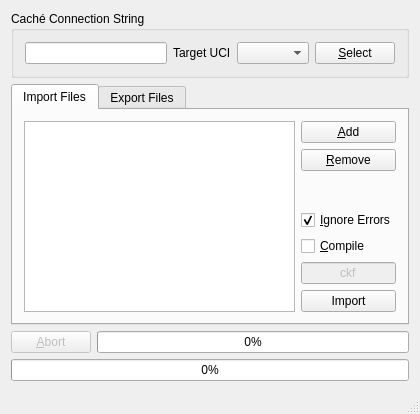
This is QtCacheTool/mainwindow.ui in entwickler42/QtCache as Qt 5 draws it before an edit. The edited form follows.
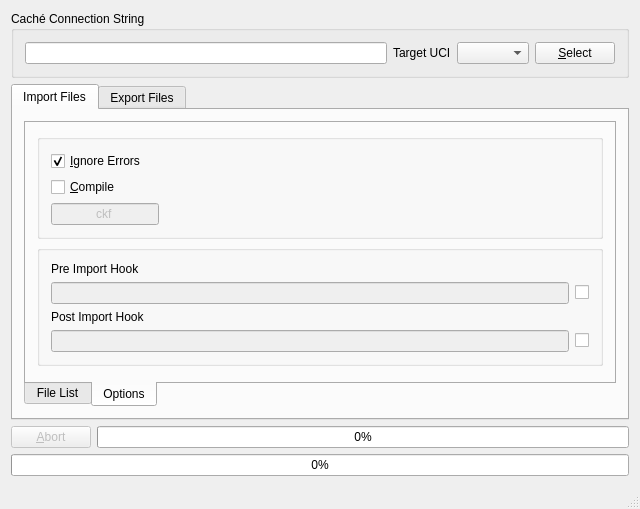
This is the edited form. The open tabs and pages were chosen to show the change. Icons and pictures are not drawn.

Commit message: separated tab for import options and added controls for the pre/post import hooks

Patch:
```diff
--- a/QtCacheTool/mainwindow.ui
+++ b/QtCacheTool/mainwindow.ui
@@ -6,8 +6,8 @@
    <rect>
     <x>0</x>
     <y>0</y>
-    <width>420</width>
-    <height>400</height>
+    <width>640</width>
+    <height>480</height>
    </rect>
   </property>
   <property name="windowTitle">
@@ -65,6 +65,19 @@
        <attribute name="title">
         <string>Import Files</string>
        </attribute>
+       <layout class="QVBoxLayout" name="verticalLayout_8">
+        <item>
+         <widget class="QTabWidget" name="tabWidget_2">
+          <property name="tabPosition">
+           <enum>QTabWidget::South</enum>
+          </property>
+          <property name="currentIndex">
+           <number>0</number>
+          </property>
+          <widget class="QWidget" name="tab">
+           <attribute name="title">
+            <string>File List</string>
+           </attribute>
        <layout class="QHBoxLayout" name="horizontalLayout_2">
         <item>
          <widget class="QListWidget" name="listWidget">
@@ -115,6 +128,40 @@
            </spacer>
           </item>
           <item>
+               <widget class="QPushButton" name="importFiles">
+                <property name="sizePolicy">
+                 <sizepolicy hsizetype="Minimum" vsizetype="Fixed">
+                  <horstretch>0</horstretch>
+                  <verstretch>0</verstretch>
+                 </sizepolicy>
+                </property>
+                <property name="minimumSize">
+                 <size>
+                  <width>0</width>
+                  <height>46</height>
+                 </size>
+                </property>
+                <property name="text">
+                 <string>Import</string>
+                </property>
+               </widget>
+              </item>
+             </layout>
+            </item>
+           </layout>
+          </widget>
+          <widget class="QWidget" name="tab_2">
+           <attribute name="title">
+            <string>Options</string>
+           </attribute>
+           <layout class="QVBoxLayout" name="verticalLayout_9">
+            <item>
+             <widget class="QGroupBox" name="groupBox_4">
+              <property name="title">
+               <string/>
+              </property>
+              <layout class="QVBoxLayout" name="verticalLayout_10">
+               <item>
            <widget class="QCheckBox" name="ignoreImportErrors">
             <property name="text">
              <string>&amp;Ignore Errors</string>
@@ -132,12 +179,14 @@
            </widget>
           </item>
           <item>
+                <layout class="QHBoxLayout" name="horizontalLayout_9">
+                 <item>
            <widget class="QLineEdit" name="qspec">
             <property name="enabled">
              <bool>false</bool>
             </property>
             <property name="sizePolicy">
-             <sizepolicy hsizetype="Ignored" vsizetype="Fixed">
+                    <sizepolicy hsizetype="Fixed" vsizetype="Fixed">
               <horstretch>0</horstretch>
               <verstretch>0</verstretch>
              </sizepolicy>
@@ -151,13 +200,98 @@
            </widget>
           </item>
           <item>
-           <widget class="QPushButton" name="importFiles">
+                  <spacer name="horizontalSpacer">
+                   <property name="orientation">
+                    <enum>Qt::Horizontal</enum>
+                   </property>
+                   <property name="sizeHint" stdset="0">
+                    <size>
+                     <width>40</width>
+                     <height>20</height>
+                    </size>
+                   </property>
+                  </spacer>
+                 </item>
+                </layout>
+               </item>
+              </layout>
+             </widget>
+            </item>
+            <item>
+             <widget class="QGroupBox" name="groupBox_3">
+              <property name="title">
+               <string/>
+              </property>
+              <layout class="QVBoxLayout" name="verticalLayout_5">
+               <item>
+                <widget class="QLabel" name="label">
             <property name="text">
-             <string>Import</string>
+                  <string>Pre Import Hook</string>
             </property>
            </widget>
           </item>
-         </layout>
+               <item>
+                <layout class="QHBoxLayout" name="horizontalLayout_7">
+                 <item>
+                  <widget class="QLineEdit" name="preImportHook">
+                   <property name="enabled">
+                    <bool>false</bool>
+                   </property>
+                  </widget>
+                 </item>
+                 <item>
+                  <widget class="QCheckBox" name="enablePreImportHook">
+                   <property name="text">
+                    <string/>
+                   </property>
+                  </widget>
+                 </item>
+                </layout>
+               </item>
+               <item>
+                <widget class="QLabel" name="label_2">
+                 <property name="text">
+                  <string>Post Import Hook</string>
+                 </property>
+                </widget>
+               </item>
+               <item>
+                <layout class="QHBoxLayout" name="horizontalLayout_8">
+                 <item>
+                  <widget class="QLineEdit" name="postImportHook">
+                   <property name="enabled">
+                    <bool>false</bool>
+                   </property>
+                  </widget>
+                 </item>
+                 <item>
+                  <widget class="QCheckBox" name="enablePostImportHook">
+                   <property name="text">
+                    <string/>
+                   </property>
+                  </widget>
+                 </item>
+                </layout>
+               </item>
+              </layout>
+             </widget>
+            </item>
+            <item>
+             <spacer name="verticalSpacer_3">
+              <property name="orientation">
+               <enum>Qt::Vertical</enum>
+              </property>
+              <property name="sizeHint" stdset="0">
+               <size>
+                <width>20</width>
+                <height>2</height>
+               </size>
+              </property>
+             </spacer>
+            </item>
+           </layout>
+          </widget>
+         </widget>
         </item>
        </layout>
       </widget>
@@ -165,7 +299,7 @@
        <attribute name="title">
         <string>Export Files</string>
        </attribute>
-       <layout class="QVBoxLayout" name="verticalLayout_8">
+       <layout class="QVBoxLayout" name="verticalLayout_6">
         <item>
          <layout class="QVBoxLayout" name="verticalLayout_7">
           <item>
@@ -207,88 +341,6 @@
            <string/>
           </property>
           <layout class="QVBoxLayout" name="verticalLayout_4">
-           <item>
-            <layout class="QHBoxLayout" name="horizontalLayout_4">
-             <property name="spacing">
-              <number>0</number>
-             </property>
-             <item>
-              <widget class="QLabel" name="label_2">
-               <property name="text">
-                <string>Include filter</string>
-               </property>
-               <property name="buddy">
-                <cstring>includeFilter</cstring>
-               </property>
-              </widget>
-             </item>
-             <item>
-              <spacer name="horizontalSpacer">
-               <property name="orientation">
-                <enum>Qt::Horizontal</enum>
-               </property>
-               <property name="sizeHint" stdset="0">
-                <size>
-                 <width>40</width>
-                 <height>20</height>
-                </size>
-               </property>
-              </spacer>
-             </item>
-             <item>
-              <widget class="QToolButton" name="saveCurrentFilter">
-               <property name="enabled">
-                <bool>false</bool>
-               </property>
-               <property name="minimumSize">
-                <size>
-                 <width>25</width>
-                 <height>25</height>
-                </size>
-               </property>
-               <property name="maximumSize">
-                <size>
-                 <width>25</width>
-                 <height>16777215</height>
-                </size>
-               </property>
-               <property name="toolTip">
-                <string>Save current filter to configuration</string>
-               </property>
-               <property name="statusTip">
-                <string>Save current filter to configuration</string>
-               </property>
-               <property name="icon">
-                <iconset resource="resources.qrc">
-                 <normaloff>:/QtCacheTool/img/filesave.png</normaloff>:/QtCacheTool/img/filesave.png</iconset>
-               </property>
-              </widget>
-             </item>
-             <item>
-              <widget class="QToolButton" name="removeCurrentFilter">
-               <property name="enabled">
-                <bool>false</bool>
-               </property>
-               <property name="minimumSize">
-                <size>
-                 <width>25</width>
-                 <height>25</height>
-                </size>
-               </property>
-               <property name="toolTip">
-                <string>Remove current filter from configuration</string>
-               </property>
-               <property name="statusTip">
-                <string>Remove current filter from configuration</string>
-               </property>
-               <property name="icon">
-                <iconset resource="resources.qrc">
-                 <normaloff>:/QtCacheTool/img/14_layer_deletelayer.png</normaloff>:/QtCacheTool/img/14_layer_deletelayer.png</iconset>
-               </property>
-              </widget>
-             </item>
-            </layout>
-           </item>
            <item>
             <layout class="QHBoxLayout" name="horizontalLayout_3">
              <item>
```
Left out of the diff: 149 changed lines with no effect on the pictures. Lines whose indentation alone changed are shown as unchanged.
